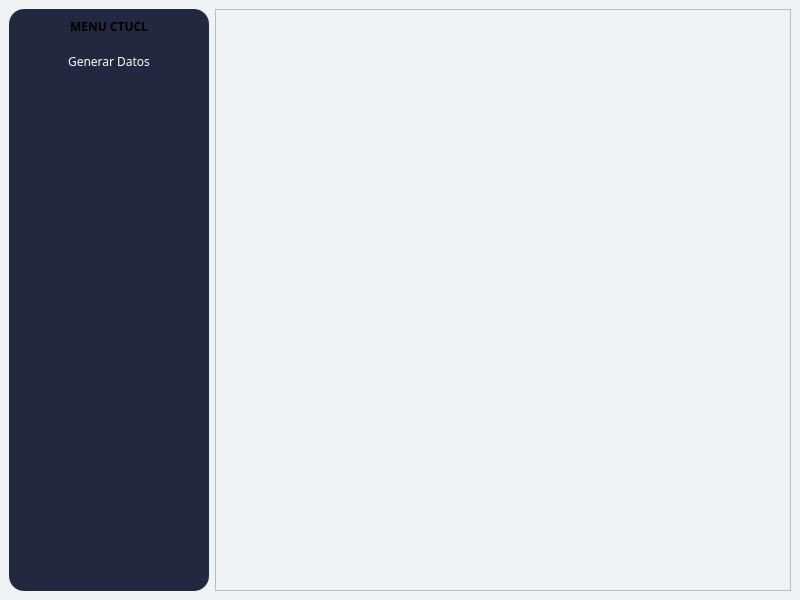
Old version of the form MainWindow.ui in the repository ctucl123/ANALIZER-V1.
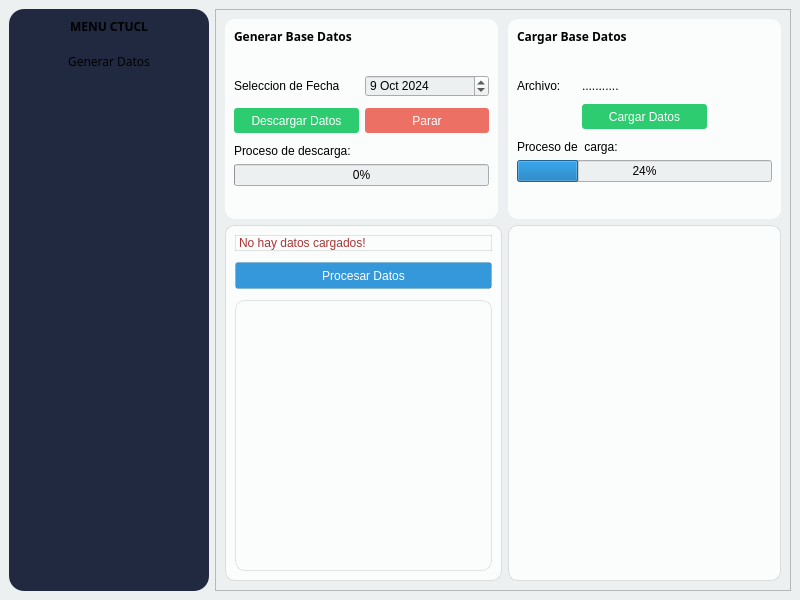
New version of the form. Icons and pictures are not drawn.

Diff of the .ui file:
```diff
--- a/MainWindow.ui
+++ b/MainWindow.ui
@@ -10,18 +10,36 @@
     <height>600</height>
    </rect>
   </property>
+  <property name="minimumSize">
+   <size>
+    <width>800</width>
+    <height>600</height>
+   </size>
+  </property>
+  <property name="maximumSize">
+   <size>
+    <width>800</width>
+    <height>600</height>
+   </size>
+  </property>
   <property name="windowTitle">
    <string>MainWindow</string>
   </property>
   <widget class="QWidget" name="centralwidget">
    <property name="styleSheet">
-    <string notr="true">background-color: rgb(240, 243, 244);</string>
+    <string notr="true">background-color:#ecf0f1;</string>
    </property>
    <layout class="QHBoxLayout" name="horizontalLayout_2">
     <item>
      <layout class="QHBoxLayout" name="horizontalLayout">
       <item>
        <widget class="QFrame" name="frame">
+        <property name="minimumSize">
+         <size>
+          <width>200</width>
+          <height>0</height>
+         </size>
+        </property>
         <property name="maximumSize">
          <size>
           <width>200</width>
@@ -82,7 +100,7 @@
              <property name="styleSheet">
               <string notr="true"> 
  
-QPushButton {
+pushButton {
 
                 color: white;
 
@@ -132,7 +150,452 @@
         <property name="frameShadow">
          <enum>QFrame::Shadow::Raised</enum>
         </property>
-        <layout class="QHBoxLayout" name="horizontalLayout_4"/>
+        <layout class="QHBoxLayout" name="horizontalLayout_4">
+         <item>
+          <layout class="QGridLayout" name="gridLayout">
+           <item row="1" column="0">
+            <widget class="QFrame" name="frame_4">
+             <property name="minimumSize">
+              <size>
+               <width>273</width>
+               <height>200</height>
+              </size>
+             </property>
+             <property name="styleSheet">
+              <string notr="true">background-color: #fbfcfc;
+border-radius: 10px;
+border: 1px solid rgba(0, 0, 0, 0.1); 
+</string>
+             </property>
+             <property name="frameShape">
+              <enum>QFrame::Shape::StyledPanel</enum>
+             </property>
+             <property name="frameShadow">
+              <enum>QFrame::Shadow::Raised</enum>
+             </property>
+             <layout class="QVBoxLayout" name="verticalLayout_6">
+              <item>
+               <layout class="QGridLayout" name="gridLayout_4">
+                <item row="1" column="0">
+                 <widget class="QPushButton" name="procesar_btn">
+                  <property name="styleSheet">
+                   <string notr="true">QPushButton{
+margin-top:5px;
+margin-bottom:5px;
+background-color: #3498db;
+border-radius:3px;
+color:white;
+height:25px;
+}
+
+
+QPushButton:hover{
+background-color: #5dade2;
+border-radius:3px;
+color:white
+}
+
+QPushButton:pressed{
+background-color: #2e86c1;
+border-radius:3px;
+color:white
+}</string>
+                  </property>
+                  <property name="text">
+                   <string>Procesar Datos</string>
+                  </property>
+                 </widget>
+                </item>
+                <item row="2" column="0">
+                 <widget class="QPlainTextEdit" name="result">
+                  <property name="styleSheet">
+                   <string notr="true">color: rgb(0, 0, 0);</string>
+                  </property>
+                 </widget>
+                </item>
+                <item row="0" column="0">
+                 <widget class="QLabel" name="label_8">
+                  <property name="styleSheet">
+                   <string notr="true">color: rgb(170, 52, 52);</string>
+                  </property>
+                  <property name="text">
+                   <string>No hay datos cargados!</string>
+                  </property>
+                 </widget>
+                </item>
+               </layout>
+              </item>
+             </layout>
+            </widget>
+           </item>
+           <item row="0" column="0">
+            <widget class="QFrame" name="frame_3">
+             <property name="minimumSize">
+              <size>
+               <width>273</width>
+               <height>200</height>
+              </size>
+             </property>
+             <property name="maximumSize">
+              <size>
+               <width>273</width>
+               <height>200</height>
+              </size>
+             </property>
+             <property name="styleSheet">
+              <string notr="true">QFrame{
+background-color: #fbfcfc;
+border-radius: 10px;
+
+}
+
+</string>
+             </property>
+             <property name="frameShape">
+              <enum>QFrame::Shape::StyledPanel</enum>
+             </property>
+             <property name="frameShadow">
+              <enum>QFrame::Shadow::Raised</enum>
+             </property>
+             <layout class="QVBoxLayout" name="verticalLayout_3">
+              <item>
+               <layout class="QGridLayout" name="gridLayout_2">
+                <item row="7" column="1">
+                 <spacer name="verticalSpacer_2">
+                  <property name="orientation">
+                   <enum>Qt::Orientation::Vertical</enum>
+                  </property>
+                  <property name="sizeHint" stdset="0">
+                   <size>
+                    <width>20</width>
+                    <height>40</height>
+                   </size>
+                  </property>
+                 </spacer>
+                </item>
+                <item row="3" column="2" colspan="2">
+                 <widget class="QDateEdit" name="date_download">
+                  <property name="styleSheet">
+                   <string notr="true">color: rgb(0, 0, 0);</string>
+                  </property>
+                  <property name="dateTime">
+                   <datetime>
+                    <hour>10</hour>
+                    <minute>0</minute>
+                    <second>0</second>
+                    <year>2024</year>
+                    <month>10</month>
+                    <day>9</day>
+                   </datetime>
+                  </property>
+                 </widget>
+                </item>
+                <item row="6" column="0" colspan="4">
+                 <widget class="QProgressBar" name="progress_download">
+                  <property name="styleSheet">
+                   <string notr="true">color: rgb(0, 0, 0);</string>
+                  </property>
+                  <property name="value">
+                   <number>0</number>
+                  </property>
+                 </widget>
+                </item>
+                <item row="4" column="2" colspan="2">
+                 <widget class="QPushButton" name="stop_btn">
+                  <property name="styleSheet">
+                   <string notr="true">QPushButton{
+margin-top:5px;
+margin-bottom:5px;
+background-color: #ec7063;
+border-radius:3px;
+color:white;
+height:25px;
+}
+
+
+QPushButton:hover{
+background-color:#f1948a;
+border-radius:3px;
+color:white
+}
+
+QPushButton:pressed{
+background-color: #cd6155 ;
+border-radius:3px;
+color:white
+}</string>
+                  </property>
+                  <property name="text">
+                   <string>Parar</string>
+                  </property>
+                 </widget>
+                </item>
+                <item row="3" column="0" colspan="2">
+                 <widget class="QLabel" name="label_4">
+                  <property name="styleSheet">
+                   <string notr="true">color: rgb(0, 0, 0);</string>
+                  </property>
+                  <property name="text">
+                   <string>Seleccion de Fecha</string>
+                  </property>
+                 </widget>
+                </item>
+                <item row="1" column="0">
+                 <spacer name="verticalSpacer_3">
+                  <property name="orientation">
+                   <enum>Qt::Orientation::Vertical</enum>
+                  </property>
+                  <property name="sizeHint" stdset="0">
+                   <size>
+                    <width>20</width>
+                    <height>40</height>
+                   </size>
+                  </property>
+                 </spacer>
+                </item>
+                <item row="0" column="0" colspan="2">
+                 <widget class="QLabel" name="label_2">
+                  <property name="font">
+                   <font>
+                    <family>Sans Serif Collection</family>
+                    <bold>true</bold>
+                   </font>
+                  </property>
+                  <property name="styleSheet">
+                   <string notr="true">color: rgb(0, 0, 0);</string>
+                  </property>
+                  <property name="text">
+                   <string>Generar Base Datos</string>
+                  </property>
+                 </widget>
+                </item>
+                <item row="4" column="0" colspan="2">
+                 <widget class="QPushButton" name="download_btn">
+                  <property name="styleSheet">
+                   <string notr="true">QPushButton{
+margin-top:5px;
+margin-bottom:5px;
+background-color: rgb(46, 204, 113 );
+border-radius:3px;
+color:white;
+height:25px;
+}
+
+
+QPushButton:hover{
+background-color: rgb(171, 235, 198);
+border-radius:3px;
+color:white
+}
+
+QPushButton:pressed{
+background-color: rgb(46, 204, 113 );
+border-radius:3px;
+color:white
+}</string>
+                  </property>
+                  <property name="text">
+                   <string>Descargar Datos</string>
+                  </property>
+                 </widget>
+                </item>
+                <item row="5" column="0" colspan="3">
+                 <widget class="QLabel" name="label_5">
+                  <property name="styleSheet">
+                   <string notr="true">color: rgb(0, 0, 0);</string>
+                  </property>
+                  <property name="text">
+                   <string>Proceso de descarga:</string>
+                  </property>
+                 </widget>
+                </item>
+               </layout>
+              </item>
+             </layout>
+            </widget>
+           </item>
+           <item row="1" column="1">
+            <widget class="QFrame" name="frame_5">
+             <property name="minimumSize">
+              <size>
+               <width>273</width>
+               <height>200</height>
+              </size>
+             </property>
+             <property name="styleSheet">
+              <string notr="true">QFrame{background-color: #fbfcfc;
+border-radius: 10px;
+border: 1px solid rgba(0, 0, 0, 0.1); }
+</string>
+             </property>
+             <property name="frameShape">
+              <enum>QFrame::Shape::StyledPanel</enum>
+             </property>
+             <property name="frameShadow">
+              <enum>QFrame::Shadow::Raised</enum>
+             </property>
+             <layout class="QVBoxLayout" name="verticalLayout_5">
+              <item>
+               <layout class="QGridLayout" name="gridLayout_5"/>
+              </item>
+             </layout>
+            </widget>
+           </item>
+           <item row="0" column="1">
+            <widget class="QFrame" name="frame_6">
+             <property name="minimumSize">
+              <size>
+               <width>273</width>
+               <height>200</height>
+              </size>
+             </property>
+             <property name="maximumSize">
+              <size>
+               <width>273</width>
+               <height>200</height>
+              </size>
+             </property>
+             <property name="styleSheet">
+              <string notr="true">QFrame{
+background-color: #fbfcfc;
+border-radius: 10px;
+}
+
+</string>
+             </property>
+             <property name="frameShape">
+              <enum>QFrame::Shape::StyledPanel</enum>
+             </property>
+             <property name="frameShadow">
+              <enum>QFrame::Shadow::Raised</enum>
+             </property>
+             <layout class="QVBoxLayout" name="verticalLayout_4">
+              <item>
+               <layout class="QGridLayout" name="gridLayout_3">
+                <item row="0" column="0">
+                 <layout class="QGridLayout" name="gridLayout_6">
+                  <item row="0" column="0" colspan="3">
+                   <widget class="QLabel" name="label_3">
+                    <property name="font">
+                     <font>
+                      <family>Sans Serif Collection</family>
+                      <bold>true</bold>
+                     </font>
+                    </property>
+                    <property name="styleSheet">
+                     <string notr="true">color: rgb(0, 0, 0);</string>
+                    </property>
+                    <property name="text">
+                     <string>Cargar Base Datos</string>
+                    </property>
+                   </widget>
+                  </item>
+                  <item row="1" column="0">
+                   <spacer name="verticalSpacer_5">
+                    <property name="orientation">
+                     <enum>Qt::Orientation::Vertical</enum>
+                    </property>
+                    <property name="sizeHint" stdset="0">
+                     <size>
+                      <width>20</width>
+                      <height>40</height>
+                     </size>
+                    </property>
+                   </spacer>
+                  </item>
+                  <item row="7" column="0">
+                   <spacer name="verticalSpacer_4">
+                    <property name="orientation">
+                     <enum>Qt::Orientation::Vertical</enum>
+                    </property>
+                    <property name="sizeHint" stdset="0">
+                     <size>
+                      <width>20</width>
+                      <height>40</height>
+                     </size>
+                    </property>
+                   </spacer>
+                  </item>
+                  <item row="3" column="0">
+                   <widget class="QLabel" name="label_6">
+                    <property name="styleSheet">
+                     <string notr="true">color: rgb(0, 0, 0);</string>
+                    </property>
+                    <property name="text">
+                     <string>Archivo:</string>
+                    </property>
+                   </widget>
+                  </item>
+                  <item row="3" column="1" colspan="3">
+                   <widget class="QLabel" name="label_10">
+                    <property name="styleSheet">
+                     <string notr="true">color: rgb(0, 0, 0);</string>
+                    </property>
+                    <property name="text">
+                     <string>...........</string>
+                    </property>
+                   </widget>
+                  </item>
+                  <item row="4" column="1" colspan="2">
+                   <widget class="QPushButton" name="upload_btn">
+                    <property name="styleSheet">
+                     <string notr="true">QPushButton{
+margin-top:5px;
+margin-bottom:5px;
+background-color: rgb(46, 204, 113 );
+border-radius:3px;
+color:white;
+height:25px;
+}
+
+
+QPushButton:hover{
+background-color: rgb(171, 235, 198);
+border-radius:3px;
+color:white
+}
+
+QPushButton:pressed{
+background-color: rgb(46, 204, 113 );
+border-radius:3px;
+color:white
+}</string>
+                    </property>
+                    <property name="text">
+                     <string>Cargar Datos</string>
+                    </property>
+                   </widget>
+                  </item>
+                  <item row="6" column="0" colspan="4">
+                   <widget class="QProgressBar" name="progress_upload">
+                    <property name="styleSheet">
+                     <string notr="true">color: rgb(0, 0, 0);</string>
+                    </property>
+                    <property name="value">
+                     <number>24</number>
+                    </property>
+                   </widget>
+                  </item>
+                  <item row="5" column="0" colspan="3">
+                   <widget class="QLabel" name="label_7">
+                    <property name="styleSheet">
+                     <string notr="true">color: rgb(0, 0, 0);</string>
+                    </property>
+                    <property name="text">
+                     <string>Proceso de  carga:</string>
+                    </property>
+                   </widget>
+                  </item>
+                 </layout>
+                </item>
+               </layout>
+              </item>
+             </layout>
+            </widget>
+           </item>
+          </layout>
+         </item>
+        </layout>
        </widget>
       </item>
      </layout>
```
Left out of the diff: 8 changed lines with no effect on the pictures.
